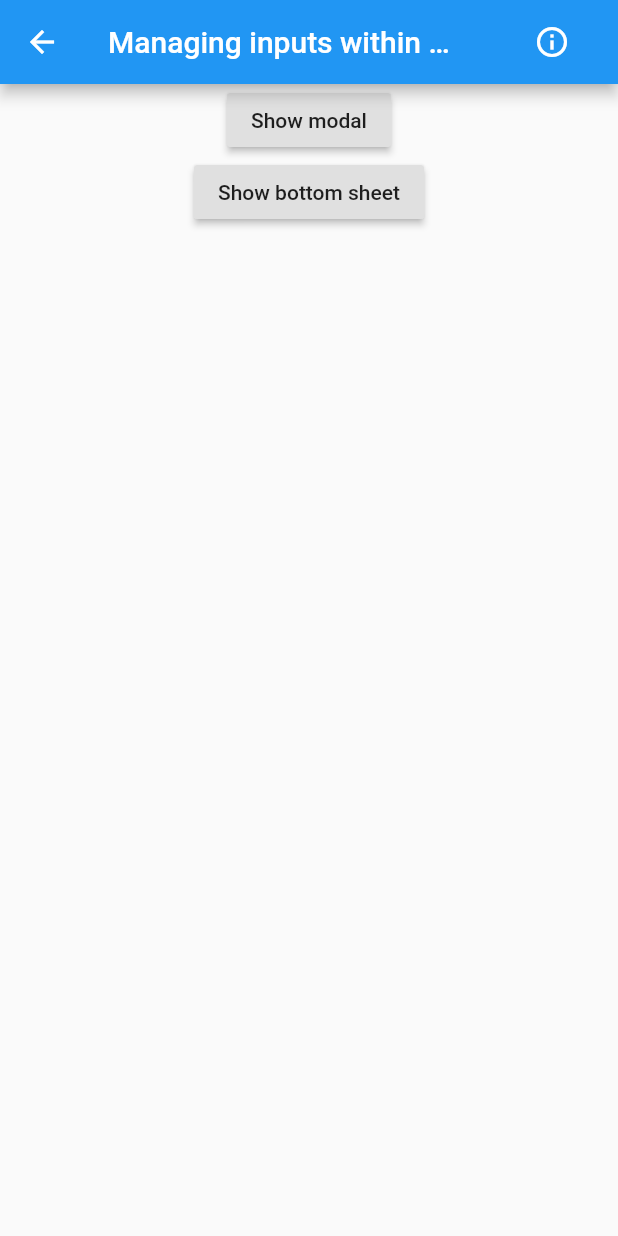
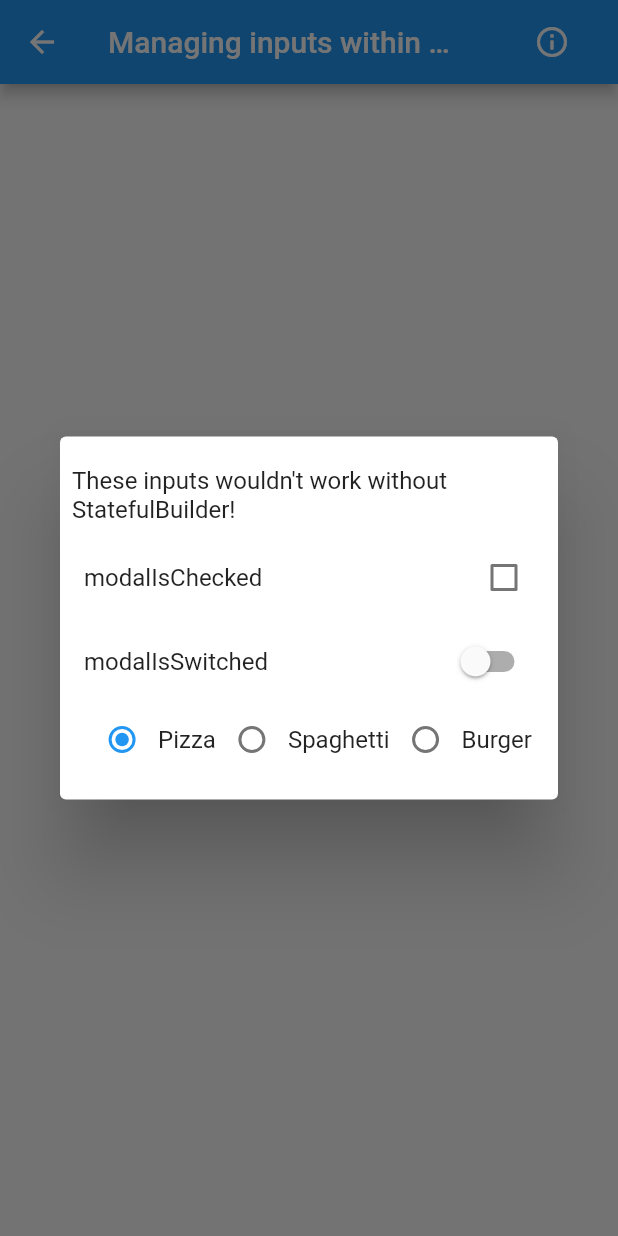
Before and after one commit to Ephenodrom/Flutter-Advanced-Examples, a Flutter app: the Example4 screen opened directly, after a tap on "Show modal", on a phone screen of 412 x 824 dp. Run offline on Flutter 3.47's test engine with Material 2 defaults, Android fonts, the phone set to English and light mode, and no system bars; our stand-ins replace shared_preferences; missing offline and left inert: firebase_admob, global_configuration; accounts and stored records are empty; generated files the repository leaves out were written again.

Commit message:
Improve Example

```diff
--- a/lib/examples/managingInputsWithinModalBottomsheet/Example4.dart
+++ b/lib/examples/managingInputsWithinModalBottomsheet/Example4.dart
@@ -39,9 +39,81 @@ class _Example4State extends State<Example4> {
       ),
       body: Center(
         child: Column(
+          mainAxisAlignment: MainAxisAlignment.center,
           children: <Widget>[
             RaisedButton(
-              onPressed: () {},
+              onPressed: () {
+                showDialog(
+                    context: context,
+                    builder: (BuildContext context) {
+                      return StatefulBuilder(
+                        builder: (BuildContext context, StateSetter state) {
+                          return SimpleDialog(
+                            children: <Widget>[
+                              Center(child: Padding(
+                                padding: const EdgeInsets.all(8.0),
+                                child: Text("These inputs wouldn't work without StatefulBuilder!"),
+                              )),
+                              CheckboxListTile(
+                                value: modalIsChecked,
+                                title: Text("modalIsChecked"),
+                                onChanged: (value) {
+                                  state(() {
+                                    modalIsChecked = value;
+                                  });
+                                },
+                              ),
+                              SwitchListTile(
+                                value: modalIsSwitched,
+                                title: Text("modalIsSwitched"),
+                                onChanged: (value) {
+                                  state(() {
+                                    modalIsSwitched = value;
+                                  });
+                                },
+                              ),
+                              new Row(
+                                mainAxisAlignment: MainAxisAlignment.center,
+                                children: <Widget>[
+                                  new Radio(
+                                    value: 0,
+                                    groupValue: modalRadioValue,
+                                    onChanged: (value) {
+                                      state(() {
+                                        modalRadioValue = value;
+                                      });
+                                    },
+                                  ),
+                                  new Text('Pizza',),
+                                  new Radio(
+                                    value: 1,
+                                    groupValue: modalRadioValue,
+                                    onChanged: (value) {
+                                      state(() {
+                                        modalRadioValue = value;
+                                      });
+                                    },
+                                  ),
+                                  new Text('Spaghetti'),
+                                  new Radio(
+                                    value: 2,
+                                    groupValue: modalRadioValue,
+                                    onChanged: (value) {
+                                      state(() {
+                                        modalRadioValue = value;
+                                      });
+                                    },
+                                  ),
+                                  new Text('Burger'),
+                                ],
+                              ),
+                            ],
+                          );
+                        }
+                      );
+                    }
+                );
+              },
               child: Text("Show modal"),
             ),
             RaisedButton(
@@ -53,7 +125,12 @@ class _Example4State extends State<Example4> {
                           builder: (BuildContext context, StateSetter state) {
                         return Container(
                           child: Column(
+                            mainAxisSize: MainAxisSize.min,
                             children: <Widget>[
+                              Center(child: Padding(
+                                padding: const EdgeInsets.all(8.0),
+                                child: Text("These inputs wouldn't work without StatefulBuilder!"),
+                              )),
                               CheckboxListTile(
                                 value: bottomIsChecked,
                                 title: Text("bottomIsChecked"),
--- a/pubspec.yaml
+++ b/pubspec.yaml
@@ -24,6 +24,7 @@ dependencies:
   firebase_admob: 0.6.1
   json_serializable: ^2.0.1
   url_launcher: ^4.0.3
+  global_configuration: ^0.1.4
 
 dev_dependencies:
   flutter_test:
@@ -47,6 +48,7 @@ flutter:
   #  - images/a_dot_ham.jpeg
   assets:
   - assets/json/
+  - assets/cfg/
 
   # An image asset can refer to one or more resolution-specific "variants", see
   # https://flutter.io/assets-and-images/#resolution-aware.
```
Also changed, not shown: lib/main.dart (+8 -4 lines), lib/main_free.dart (added, +8 -0 lines), lib/main_pro.dart (added, +8 -0 lines), 2 other files.
